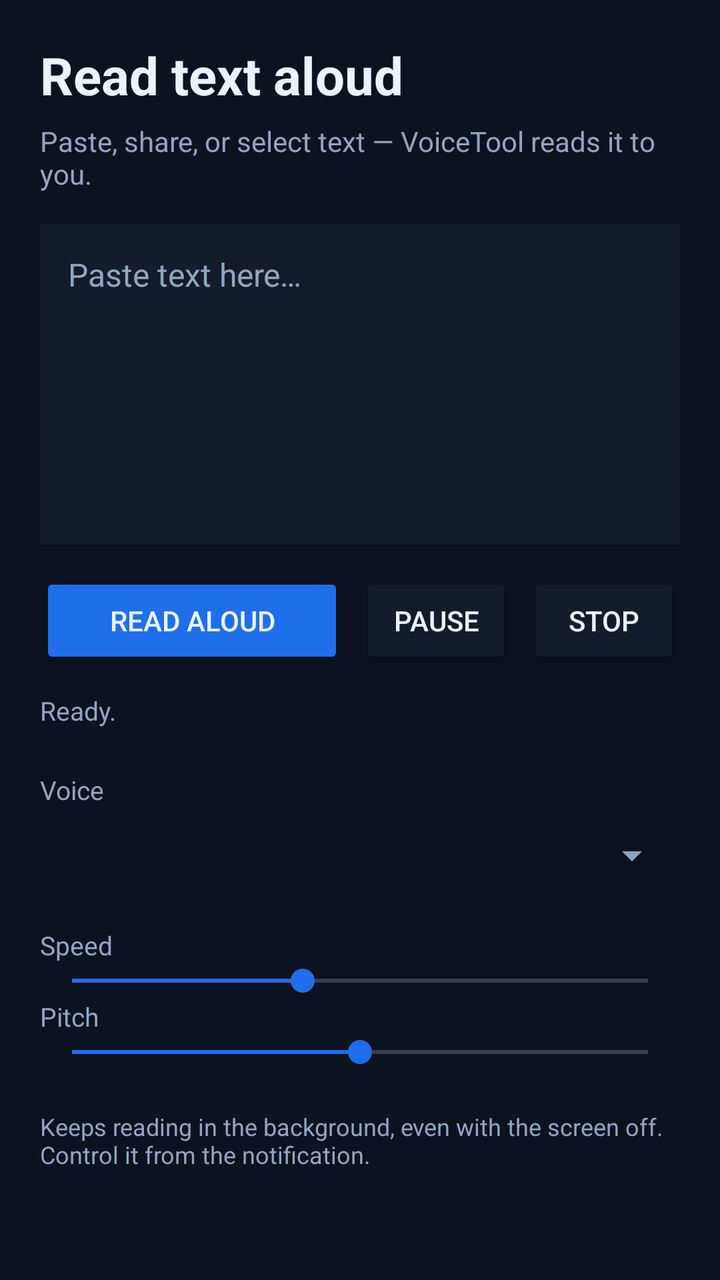
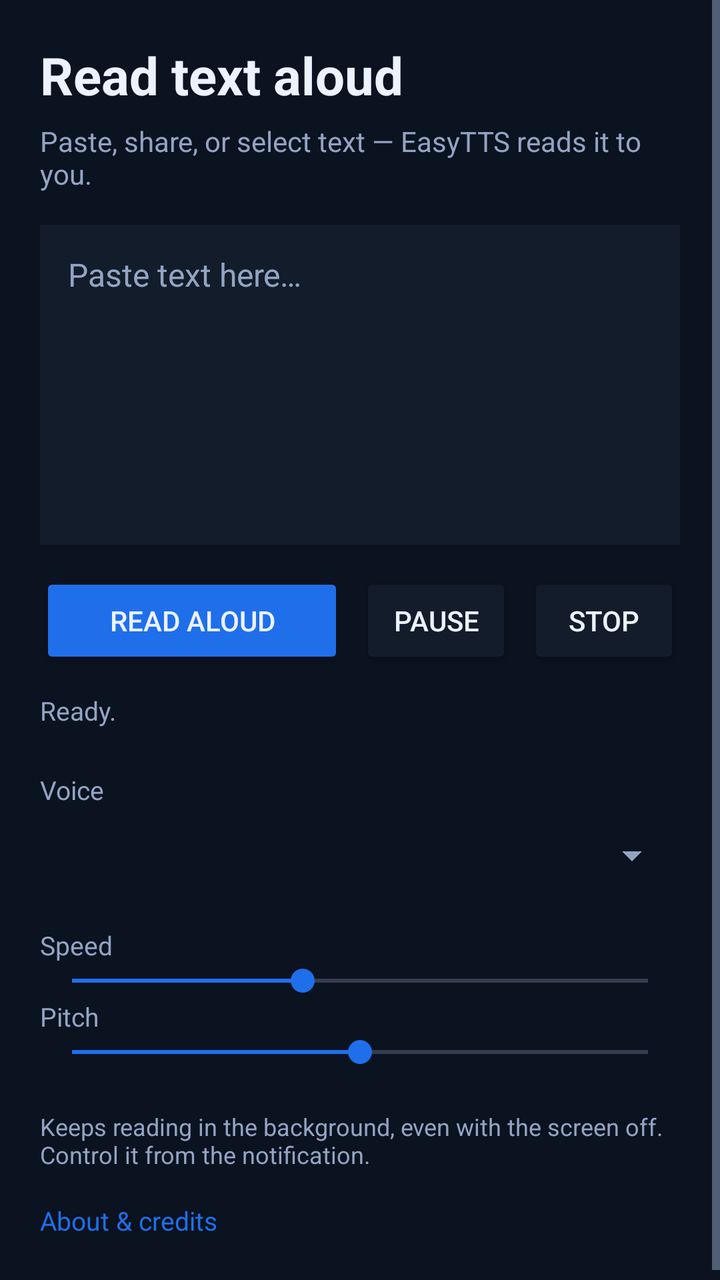

Compare the two renders of this Android layout. The source of the first and the diff that turns it into the second are given below.
<!-- AndroidManifest.xml: application theme AppTheme -->
<!-- res/layout/activity_main.xml -->
<?xml version="1.0" encoding="utf-8"?>
<ScrollView xmlns:android="http://schemas.android.com/apk/res/android"
    android:layout_width="match_parent"
    android:layout_height="match_parent"
    android:background="@color/background"
    android:fillViewport="true">

    <LinearLayout
        android:layout_width="match_parent"
        android:layout_height="wrap_content"
        android:orientation="vertical"
        android:padding="20dp">

        <TextView
            android:layout_width="wrap_content"
            android:layout_height="wrap_content"
            android:text="@string/headline"
            android:textColor="@color/text"
            android:textSize="26sp"
            android:textStyle="bold" />

        <TextView
            android:layout_width="match_parent"
            android:layout_height="wrap_content"
            android:layout_marginTop="6dp"
            android:layout_marginBottom="16dp"
            android:text="@string/subline"
            android:textColor="@color/text_muted"
            android:textSize="14sp" />

        <EditText
            android:id="@+id/input"
            android:layout_width="match_parent"
            android:layout_height="wrap_content"
            android:background="@color/surface"
            android:gravity="top|start"
            android:hint="@string/hint_input"
            android:inputType="textMultiLine|textCapSentences"
            android:maxHeight="200dp"
            android:minHeight="160dp"
            android:padding="14dp"
            android:scrollbars="vertical"
            android:textColor="@color/text"
            android:textColorHint="@color/text_muted"
            android:textSize="16sp" />

        <LinearLayout
            android:layout_width="match_parent"
            android:layout_height="wrap_content"
            android:layout_marginTop="14dp"
            android:orientation="horizontal">

            <Button
                android:id="@+id/speak"
                android:layout_width="0dp"
                android:layout_height="wrap_content"
                android:layout_marginEnd="8dp"
                android:layout_weight="2"
                android:backgroundTint="@color/accent"
                android:text="@string/speak"
                android:textColor="@color/text" />

            <Button
                android:id="@+id/pause"
                android:layout_width="0dp"
                android:layout_height="wrap_content"
                android:layout_marginEnd="8dp"
                android:layout_weight="1"
                android:backgroundTint="@color/surface"
                android:text="@string/pause"
                android:textColor="@color/text" />

            <Button
                android:id="@+id/stop"
                android:layout_width="0dp"
                android:layout_height="wrap_content"
                android:layout_weight="1"
                android:backgroundTint="@color/surface"
                android:text="@string/stop"
                android:textColor="@color/text" />
        </LinearLayout>

        <TextView
            android:id="@+id/status"
            android:layout_width="match_parent"
            android:layout_height="wrap_content"
            android:layout_marginTop="12dp"
            android:text="@string/status_ready"
            android:textColor="@color/text_muted"
            android:textSize="13sp" />

        <TextView
            android:layout_width="wrap_content"
            android:layout_height="wrap_content"
            android:layout_marginTop="22dp"
            android:text="@string/label_voices"
            android:textColor="@color/text_muted"
            android:textSize="13sp" />

        <Spinner
            android:id="@+id/voice"
            android:layout_width="match_parent"
            android:layout_height="wrap_content"
            android:minHeight="48dp" />

        <TextView
            android:layout_width="wrap_content"
            android:layout_height="wrap_content"
            android:layout_marginTop="12dp"
            android:text="@string/label_rate"
            android:textColor="@color/text_muted"
            android:textSize="13sp" />

        <SeekBar
            android:id="@+id/rate"
            android:layout_width="match_parent"
            android:layout_height="wrap_content"
            android:max="250"
            android:progress="100" />

        <TextView
            android:layout_width="wrap_content"
            android:layout_height="wrap_content"
            android:text="@string/label_pitch"
            android:textColor="@color/text_muted"
            android:textSize="13sp" />

        <SeekBar
            android:id="@+id/pitch"
            android:layout_width="match_parent"
            android:layout_height="wrap_content"
            android:max="200"
            android:progress="100" />

        <TextView
            android:layout_width="match_parent"
            android:layout_height="wrap_content"
            android:layout_marginTop="20dp"
            android:text="@string/footer"
            android:textColor="@color/text_muted"
            android:textSize="12sp" />
    </LinearLayout>
</ScrollView>
<!-- resources referenced by this layout -->
<resources>
  <color name="accent">#1F6FEB</color>
  <color name="background">#0B1220</color>
  <color name="surface">#131C2B</color>
  <color name="text">#ECF2FF</color>
  <color name="text_muted">#93A4C3</color>
  <string name="footer">Keeps reading in the background, even with the screen off. Control it from the notification.</string>
  <string name="headline">Read text aloud</string>
  <string name="hint_input">Paste text here…</string>
  <string name="label_pitch">Pitch</string>
  <string name="label_rate">Speed</string>
  <string name="label_voices">Voice</string>
  <string name="pause">Pause</string>
  <string name="speak">Read aloud</string>
  <string name="status_ready">Ready.</string>
  <string name="stop">Stop</string>
  <string name="subline">Paste, share, or select text — VoiceTool reads it to you.</string>
  <style name="AppTheme" parent="@android:style/Theme.Material.NoActionBar">
          <item name="android:colorAccent">@color/accent</item>
          <item name="android:windowBackground">@color/background</item>
          <item name="android:statusBarColor">@color/background</item>
          <item name="android:navigationBarColor">@color/background</item>
          <item name="android:textColorPrimary">@color/text</item>
          <item name="android:textColorSecondary">@color/text_muted</item>
      </style>
</resources>

<!-- the commit's change to res/layout/activity_main.xml (unified diff, before → after) -->
@@ -139,5 +139,18 @@
             android:text="@string/footer"
             android:textColor="@color/text_muted"
             android:textSize="12sp" />
+
+        <TextView
+            android:id="@+id/about"
+            android:layout_width="wrap_content"
+            android:layout_height="wrap_content"
+            android:layout_marginTop="10dp"
+            android:background="?android:attr/selectableItemBackground"
+            android:clickable="true"
+            android:focusable="true"
+            android:paddingVertical="6dp"
+            android:text="@string/credits_link"
+            android:textColor="@color/accent"
+            android:textSize="13sp" />
     </LinearLayout>
 </ScrollView>
<!-- resource entries referenced after the edit -->
@@ -5,6 +5,7 @@
   <color name="surface">#131C2B</color>
   <color name="text">#ECF2FF</color>
   <color name="text_muted">#93A4C3</color>
+  <string name="credits_link">About &amp; credits</string>
   <string name="footer">Keeps reading in the background, even with the screen off. Control it from the notification.</string>
   <string name="headline">Read text aloud</string>
   <string name="hint_input">Paste text here…</string>
@@ -15,7 +16,7 @@
   <string name="speak">Read aloud</string>
   <string name="status_ready">Ready.</string>
   <string name="stop">Stop</string>
-  <string name="subline">Paste, share, or select text — VoiceTool reads it to you.</string>
+  <string name="subline">Paste, share, or select text — EasyTTS reads it to you.</string>
   <style name="AppTheme" parent="@android:style/Theme.Material.NoActionBar">
           <item name="android:colorAccent">@color/accent</item>
           <item name="android:windowBackground">@color/background</item>
